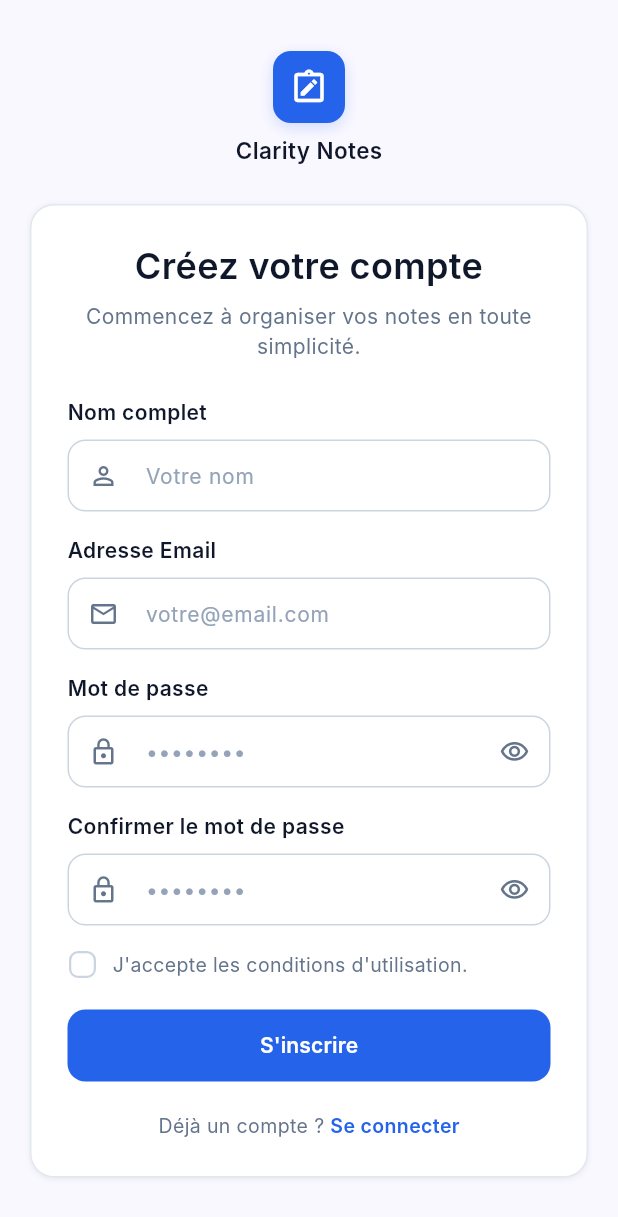
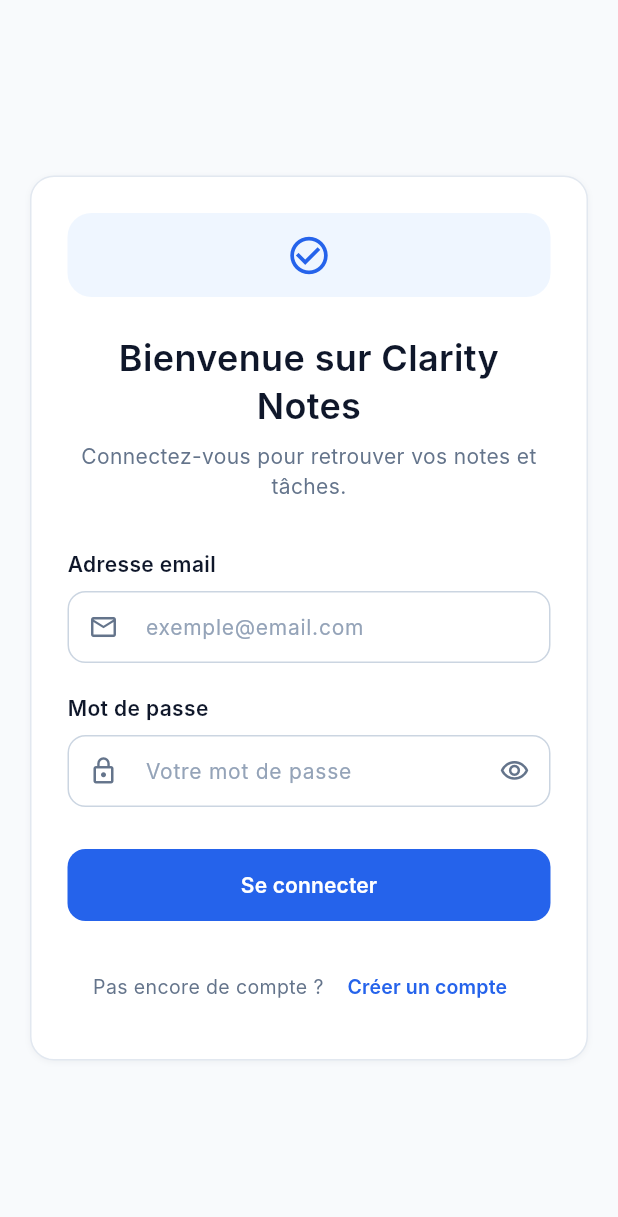
Before and after one commit to Drizain2/noteflow, a Flutter app: the screen it shows after launch, on a phone screen of 412 x 824 dp. Shown: the top 1217 px of the screen. Run offline on Flutter 3.47's test engine with Material 3 defaults, Android fonts, the phone set to English and light mode, and no system bars; our stand-ins replace sqflite, sqflite_common_ffi, sqflite_common_ffi_web; accounts and stored records are empty; Roboto replaces fonts that are missing (Inter).

```diff
--- a/lib/main.dart
+++ b/lib/main.dart
@@ -1,5 +1,6 @@
 import 'package:flutter/foundation.dart';
 import 'package:flutter/material.dart';
+import 'package:noteflow/screens/auth/login_screen.dart';
 import 'package:sqflite_common_ffi/sqflite_ffi.dart';
 import 'package:sqflite_common_ffi_web/sqflite_ffi_web.dart';
 import 'package:noteflow/screens/auth/register_screen.dart';
@@ -30,7 +31,8 @@ class MainApp extends StatelessWidget {
       debugShowCheckedModeBanner: false,
       title: 'NoteFlow',
       theme: ThemeData(useMaterial3: true),
-      home: const RegisterScreen(),
+      home: const LoginScreen(),
+      // home: const RegisterScreen(),
     );
   }
 }
--- /dev/null
+++ b/lib/screens/auth/login_screen.dart
@@ -0,0 +1,393 @@
+import 'package:flutter/material.dart';
+import 'package:noteflow/models/user.dart';
+import 'package:noteflow/services/auth_service.dart';
+
+class LoginScreen extends StatefulWidget {
+  const LoginScreen({super.key});
+
+  @override
+  State<LoginScreen> createState() => _LoginScreenState();
+}
+
+class _LoginScreenState extends State<LoginScreen> {
+  final GlobalKey<FormState> _formKey = GlobalKey<FormState>();
+
+  final TextEditingController _emailController = TextEditingController();
+
+  final TextEditingController _passwordController = TextEditingController();
+
+  bool _isPasswordVisible = false;
+  final AuthService _authService = AuthService();
+
+  String? _loginError;
+  @override
+  void dispose() {
+    _emailController.dispose();
+    _passwordController.dispose();
+    super.dispose();
+  }
+
+  @override
+  Widget build(BuildContext context) {
+    return Scaffold(
+      backgroundColor: const Color(0xFFF8FAFC),
+      body: SafeArea(
+        child: Center(
+          child: SingleChildScrollView(
+            padding: const EdgeInsets.symmetric(horizontal: 20, vertical: 32),
+            child: Container(
+              width: double.infinity,
+              constraints: const BoxConstraints(maxWidth: 440),
+              padding: const EdgeInsets.all(24),
+              decoration: BoxDecoration(
+                color: Colors.white,
+                borderRadius: BorderRadius.circular(16),
+                border: Border.all(color: const Color(0xFFE2E8F0)),
+                boxShadow: const [
+                  BoxShadow(
+                    color: Color(0x0D0F172A),
+                    blurRadius: 3,
+                    offset: Offset(0, 1),
+                  ),
+                ],
+              ),
+              child: Form(
+                key: _formKey,
+                child: Column(
+                  crossAxisAlignment: CrossAxisAlignment.stretch,
+                  children: [
+                    // Logo
+                    Container(
+                      width: 56,
+                      height: 56,
+                      decoration: BoxDecoration(
+                        color: const Color(0xFFEFF6FF),
+                        borderRadius: BorderRadius.circular(16),
+                      ),
+                      child: const Icon(
+                        Icons.check_circle_outline,
+                        size: 30,
+                        color: Color(0xFF2563EB),
+                      ),
+                    ),
+
+                    const SizedBox(height: 24),
+
+                    const Text(
+                      'Bienvenue sur Clarity Notes',
+                      textAlign: TextAlign.center,
+                      style: TextStyle(
+                        fontFamily: 'Inter',
+                        fontSize: 24,
+                        height: 32 / 24,
+                        fontWeight: FontWeight.w600,
+                        color: Color(0xFF0F172A),
+                      ),
+                    ),
+
+                    const SizedBox(height: 8),
+
+                    const Text(
+                      'Connectez-vous pour retrouver vos notes et tâches.',
+                      textAlign: TextAlign.center,
+                      style: TextStyle(
+                        fontFamily: 'Inter',
+                        fontSize: 14,
+                        height: 20 / 14,
+                        color: Color(0xFF64748B),
+                      ),
+                    ),
+
+                    const SizedBox(height: 32),
+
+                    // Email
+                    const Text(
+                      'Adresse email',
+                      style: TextStyle(
+                        fontFamily: 'Inter',
+                        fontSize: 14,
+                        fontWeight: FontWeight.w600,
+                        color: Color(0xFF0F172A),
+                      ),
+                    ),
+
+                    const SizedBox(height: 8),
+
+                    TextFormField(
+                      controller: _emailController,
+                      keyboardType: TextInputType.emailAddress,
+                      style: const TextStyle(
+                        fontFamily: 'Inter',
+                        fontSize: 14,
+                        color: Color(0xFF0F172A),
+                      ),
+                      validator: (value) {
+                        if (value == null || value.trim().isEmpty) {
+                          return 'Veuillez saisir votre email';
+                        }
+
+                        return null;
+                      },
+                      decoration: InputDecoration(
+                        hintText: 'exemple@email.com',
+                        hintStyle: const TextStyle(
+                          fontFamily: 'Inter',
+                          fontSize: 14,
+                          color: Color(0xFF94A3B8),
+                        ),
+                        prefixIcon: const Icon(
+                          Icons.email_outlined,
+                          size: 20,
+                          color: Color(0xFF64748B),
+                        ),
+                        filled: true,
+                        fillColor: Colors.white,
+                        contentPadding: const EdgeInsets.symmetric(
+                          horizontal: 16,
+                          vertical: 12,
+                        ),
+                        border: OutlineInputBorder(
+                          borderRadius: BorderRadius.circular(12),
+                          borderSide: const BorderSide(
+                            color: Color(0xFFCBD5E1),
+                          ),
+                        ),
+                        enabledBorder: OutlineInputBorder(
+                          borderRadius: BorderRadius.circular(12),
+                          borderSide: const BorderSide(
+                            color: Color(0xFFCBD5E1),
+                          ),
+                        ),
+                        focusedBorder: OutlineInputBorder(
+                          borderRadius: BorderRadius.circular(12),
+                          borderSide: const BorderSide(
+                            color: Color(0xFF2563EB),
+                          ),
+                        ),
+                      ),
+                    ),
+
+                    const SizedBox(height: 20),
+
+                    // Mot de passe
+                    const Text(
+                      'Mot de passe',
+                      style: TextStyle(
+                        fontFamily: 'Inter',
+                        fontSize: 14,
+                        fontWeight: FontWeight.w600,
+                        color: Color(0xFF0F172A),
+                      ),
+                    ),
+
+                    const SizedBox(height: 8),
+
+                    TextFormField(
+                      controller: _passwordController,
+                      obscureText: !_isPasswordVisible,
+                      style: const TextStyle(
+                        fontFamily: 'Inter',
+                        fontSize: 14,
+                        color: Color(0xFF0F172A),
+                      ),
+                      validator: (value) {
+                        if (value == null || value.isEmpty) {
+                          return 'Veuillez saisir votre mot de passe';
+                        }
+
+                        return null;
+                      },
+                      decoration: InputDecoration(
+                        hintText: 'Votre mot de passe',
+                        hintStyle: const TextStyle(
+                          fontFamily: 'Inter',
+                          fontSize: 14,
+                          color: Color(0xFF94A3B8),
+                        ),
+                        prefixIcon: const Icon(
+                          Icons.lock_outline,
+                          size: 20,
+                          color: Color(0xFF64748B),
+                        ),
+                        suffixIcon: IconButton(
+                          onPressed: () {
+                            setState(() {
+                              _isPasswordVisible = !_isPasswordVisible;
+                            });
+                          },
+                          icon: Icon(
+                            _isPasswordVisible
+                                ? Icons.visibility_off_outlined
+                                : Icons.visibility_outlined,
+                            size: 20,
+                            color: const Color(0xFF64748B),
+                          ),
+                        ),
+                        filled: true,
+                        fillColor: Colors.white,
+                        contentPadding: const EdgeInsets.symmetric(
+                          horizontal: 16,
+                          vertical: 12,
+                        ),
+                        border: OutlineInputBorder(
+                          borderRadius: BorderRadius.circular(12),
+                          borderSide: const BorderSide(
+                            color: Color(0xFFCBD5E1),
+                          ),
+                        ),
+                        enabledBorder: OutlineInputBorder(
+                          borderRadius: BorderRadius.circular(12),
+                          borderSide: const BorderSide(
+                            color: Color(0xFFCBD5E1),
+                          ),
+                        ),
+                        focusedBorder: OutlineInputBorder(
+                          borderRadius: BorderRadius.circular(12),
+                          borderSide: const BorderSide(
+                            color: Color(0xFF2563EB),
+                          ),
+                        ),
+                      ),
+                    ),
+
+                    const SizedBox(height: 28),
+                    if (_loginError != null) ...[
+                      Container(
+                        width: double.infinity,
+                        padding: const EdgeInsets.all(12),
+                        decoration: BoxDecoration(
+                          color: const Color(0xFFFEF2F2),
+                          border: Border.all(color: const Color(0xFFFCA5A5)),
+                          borderRadius: BorderRadius.circular(12),
+                        ),
+                        child: Row(
+                          crossAxisAlignment: CrossAxisAlignment.start,
+                          children: [
+                            const Icon(
+                              Icons.error_outline,
+                              size: 20,
+                              color: Color(0xFFEF4444),
+                            ),
+                            const SizedBox(width: 8),
+                            Expanded(
+                              child: Text(
+                                _loginError!,
+                                style: const TextStyle(
+                                  fontFamily: 'Inter',
+                                  fontSize: 13,
+                                  height: 18 / 13,
+                                  color: Color(0xFFEF4444),
+                                ),
+                              ),
+                            ),
+                          ],
+                        ),
+                      ),
+
+                      const SizedBox(height: 12),
+                    ],
+                    // Bouton connexion
+                    SizedBox(
+                      height: 48,
+                      child: ElevatedButton(
+                        onPressed: () async {
+                          final isValid = _formKey.currentState!.validate();
+
+                          if (!isValid) {
+                            return;
+                          }
+
+                          final email = _emailController.text.trim();
+
+                          final password = _passwordController.text;
+
+                          try {
+                            final User? user = await _authService.login(
+                              email,
+                              password,
+                            );
+
+                            if (user == null) {
+                              setState(() {
+                                _loginError =
+                                    'Email ou mot de passe incorrect.';
+                              });
+
+                              return;
+                            }
+
+                            setState(() {
+                              _loginError = null;
+                            });
+
+                            print('Connexion réussie : ${user.name}');
+
+                            print('ID utilisateur : ${user.id}');
+                          } catch (e) {
+                            setState(() {
+                              _loginError =
+                                  'Une erreur est survenue lors de la connexion.';
+                            });
+
+                            print('Erreur login : $e');
+                          }
+                        },
+                        style: ElevatedButton.styleFrom(
+                          backgroundColor: const Color(0xFF2563EB),
+                          foregroundColor: Colors.white,
+                          elevation: 0,
+                          shape: RoundedRectangleBorder(
+                            borderRadius: BorderRadius.circular(12),
+                          ),
+                        ),
+                        child: const Text(
+                          'Se connecter',
+                          style: TextStyle(
+                            fontFamily: 'Inter',
+                            fontSize: 14,
+                            fontWeight: FontWeight.w600,
+                          ),
+                        ),
+                      ),
+                    ),
+
+                    const SizedBox(height: 20),
+
+                    // Inscription
+                    Row(
+                      mainAxisAlignment: MainAxisAlignment.center,
+                      children: [
+                        const Text(
+                          'Pas encore de compte ? ',
+                          style: TextStyle(
+                            fontFamily: 'Inter',
+                            fontSize: 13,
+                            color: Color(0xFF64748B),
+                          ),
+                        ),
+                        TextButton(
+                          onPressed: () {
+                            Navigator.pop(context);
+                          },
+                          child: const Text(
+                            'Créer un compte',
+                            style: TextStyle(
+                              fontFamily: 'Inter',
+                              fontSize: 13,
+                              fontWeight: FontWeight.w600,
+                              color: Color(0xFF2563EB),
+                            ),
+                          ),
+                        ),
+                      ],
+                    ),
+                  ],
+                ),
+              ),
+            ),
+          ),
+        ),
+      ),
+    );
+  }
+}
```
